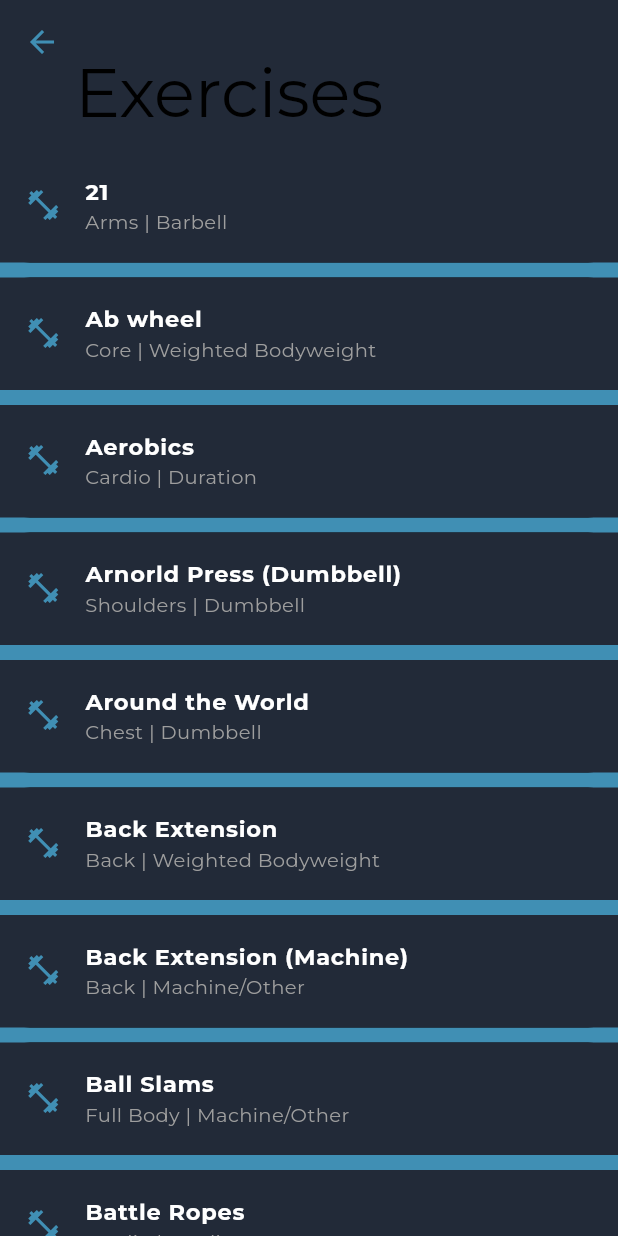
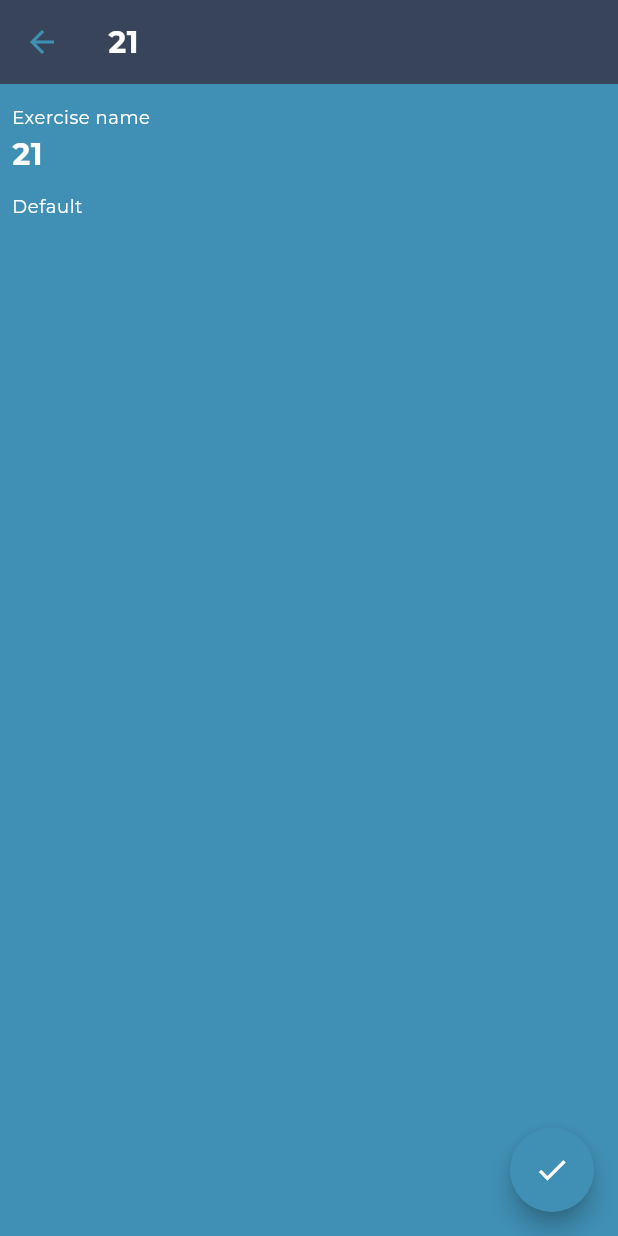
Before and after one commit to gabriel-canals/FitBro, a Flutter app: the ExercisesView screen opened by its route, after a tap on "21", on a phone screen of 412 x 824 dp. Run offline on Flutter 3.47's test engine with Material 2 defaults, Android fonts, the phone set to English and light mode, and no system bars; our stand-ins replace bloc, cloud_firestore, firebase_auth, firebase_core, flutter_bloc, google_fonts and 1 more; missing offline and left inert: country_flags; accounts and stored records are empty; generated files the repository leaves out were written again.

Commit message:
Start CreateOrUpdateExerciseView

```diff
--- a/lib/utilities/exercises/default_exercises.dart
+++ b/lib/utilities/exercises/default_exercises.dart
@@ -262,4 +262,5 @@ final defaultExercises = [
   Exercise("Wrist Roller", "Machine/Other", "Arms", 256),
   Exercise("Yoga", "Duration", "Cardio", 257),
   Exercise("Zercher Squat (Barbell)", "Barbell", "Legs", 258),
+  Exercise("Aa Prueba", "Barbell", "Legs", 258),
 ];
--- a/lib/utilities/text_fields.dart
+++ b/lib/utilities/text_fields.dart
@@ -48,3 +48,44 @@ TextFormField usernameTextField(
     ],
   );
 }
+
+class ExerciseNameTextField extends StatelessWidget {
+  const ExerciseNameTextField(
+      {super.key,
+      required TextEditingController titleController,
+      required this.custom})
+      : _titleController = titleController;
+
+  final TextEditingController _titleController;
+  final bool custom;
+
+  @override
+  Widget build(BuildContext context) {
+    return TextField(
+      enabled: custom,
+      controller: _titleController,
+      keyboardType: TextInputType.multiline,
+      maxLines: null,
+      cursorColor: Colors.grey,
+      style: const TextStyle(
+        color: Colors.white,
+        fontWeight: FontWeight.bold,
+        fontSize: 20,
+      ),
+      decoration: InputDecoration(
+        helperText: "Default",
+        helperStyle: TextStyle(fontSize: custom ? 0 : 12, color: Colors.white),
+        labelText: "Exercise name",
+        labelStyle: const TextStyle(color: Colors.white),
+        enabledBorder: OutlineInputBorder(
+          borderSide: const BorderSide(width: 1, color: Colors.grey),
+          borderRadius: BorderRadius.circular(5),
+        ),
+        focusedBorder: OutlineInputBorder(
+          borderSide: const BorderSide(width: 1, color: Colors.grey),
+          borderRadius: BorderRadius.circular(5),
+        ),
+      ),
+    );
+  }
+}
--- /dev/null
+++ b/lib/views/exercise/create_update_exercise_view.dart
@@ -0,0 +1,83 @@
+import 'package:fitbro/extensions/buildcontext/loc.dart';
+import 'package:fitbro/utilities/exercises/default_exercises.dart';
+import 'package:fitbro/utilities/exercises/exercise_class.dart';
+import 'package:fitbro/utilities/exercises/exercises.dart';
+import 'package:fitbro/utilities/text_fields.dart';
+import 'package:flutter/material.dart';
+
+class CreateUpdateExerciseView extends StatefulWidget {
+  final Exercise? givenExercise;
+  const CreateUpdateExerciseView({super.key, this.givenExercise});
+  @override
+  State<CreateUpdateExerciseView> createState() =>
+      _CreateUpdateExerciseViewState();
+}
+
+class _CreateUpdateExerciseViewState extends State<CreateUpdateExerciseView> {
+  late final TextEditingController _titleController;
+
+  @override
+  void initState() {
+    _titleController = TextEditingController();
+    super.initState();
+  }
+
+  @override
+  Widget build(BuildContext context) {
+    _titleController.text = widget.givenExercise == null
+        ? _titleController.text
+        : widget.givenExercise!.name;
+    bool custom = true;
+    if (widget.givenExercise != null &&
+        defaultExercises.contains(widget.givenExercise)) custom = false;
+    return Scaffold(
+      appBar: AppBar(
+        title: TextField(
+          readOnly: true,
+          maxLines: 1,
+          controller: _titleController,
+          style: const TextStyle(
+            color: Colors.white,
+            fontWeight: FontWeight.bold,
+            fontSize: 20,
+            overflow: TextOverflow.ellipsis,
+          ),
+          decoration: InputDecoration(
+            hintText: context.loc.exercises, // TODO: LOC
+            border: InputBorder.none,
+            hintStyle: const TextStyle(
+              fontWeight: FontWeight.bold,
+              color: Colors.white,
+              fontSize: 20,
+            ),
+          ),
+        ),
+      ),
+      body: Padding(
+        padding: const EdgeInsets.all(8.0),
+        child: Column(
+          children: [
+            ExerciseNameTextField(
+                titleController: _titleController, custom: custom),
+          ],
+        ),
+      ),
+      floatingActionButton: FloatingActionButton(
+        onPressed: () {
+          if (widget.givenExercise == null) {
+            Exercise(_titleController.text, "Cardio", "Cardio",
+                500 + exercises.length - defaultExercises.length);
+          } else {
+            widget.givenExercise!.name = _titleController.text;
+          }
+          Navigator.pop(context);
+        },
+        shape: const CircleBorder(),
+        child: const Icon(
+          Icons.check,
+          color: Colors.white,
+        ),
+      ),
+    );
+  }
+}
--- a/lib/views/exercise/exercises_view.dart
+++ b/lib/views/exercise/exercises_view.dart
@@ -1,13 +1,21 @@
 import 'package:fitbro/constants/colors.dart';
 import 'package:fitbro/extensions/buildcontext/loc.dart';
 import 'package:fitbro/utilities/exercises/exercises.dart';
+import 'package:fitbro/views/exercise/create_update_exercise_view.dart';
 import 'package:flutter/material.dart';
 
-class ExercisesView extends StatelessWidget {
+class ExercisesView extends StatefulWidget {
   const ExercisesView({super.key});
 
   @override
+  State<ExercisesView> createState() => _ExercisesViewState();
+}
+
+class _ExercisesViewState extends State<ExercisesView> {
+  @override
   Widget build(BuildContext context) {
+    var exerciseList = exercises;
+    exerciseList.sort((a, b) => a.name.compareTo(b.name));
     return Scaffold(
       body: CustomScrollView(
         slivers: [
@@ -27,7 +35,7 @@ class ExercisesView extends StatelessWidget {
           ),
           SliverList(
               delegate: SliverChildBuilderDelegate((context, index) {
-            final exercise = exercises.elementAt(index);
+            final exercise = exerciseList.elementAt(index);
             return Container(
               height: 75,
               margin: const EdgeInsets.only(bottom: 10),
@@ -59,7 +67,17 @@ class ExercisesView extends StatelessWidget {
                     fontSize: 13,
                   ),
                 ),
-                onTap: () {},
+                onTap: () async {
+                  await Navigator.of(context).push(MaterialPageRoute(
+                      builder: (context) =>
+                          CreateUpdateExerciseView(givenExercise: exercise)));
+                  setState(
+                    () {
+                      exerciseList = exercises;
+                      exerciseList.sort((a, b) => a.name.compareTo(b.name));
+                    },
+                  );
+                },
               ),
             );
           }, childCount: exercises.length))
```
